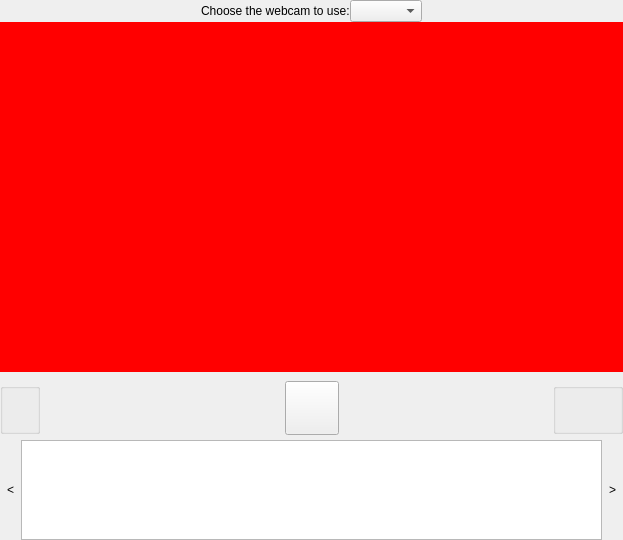
Before: the Qt Designer form src/mainWidget.ui in KDE/kamoso, drawn with Qt 5.
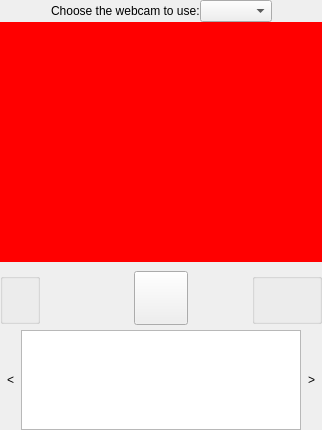
After: the same form once the commit is applied. Custom widgets are drawn as their Qt base class.

Commit message: Added sizeHint and set minimum to 320x240

What changed in the file:
```diff
--- a/src/mainWidget.ui
+++ b/src/mainWidget.ui
@@ -6,8 +6,8 @@
    <rect>
     <x>0</x>
     <y>0</y>
-    <width>623</width>
-    <height>540</height>
+    <width>322</width>
+    <height>430</height>
    </rect>
   </property>
   <layout class="QVBoxLayout" name="verticalLayout">
@@ -78,8 +78,8 @@
        </property>
        <property name="minimumSize">
         <size>
-         <width>533</width>
-         <height>350</height>
+         <width>320</width>
+         <height>240</height>
         </size>
        </property>
        <property name="maximumSize">
```
The commit also changes 2 other files.
